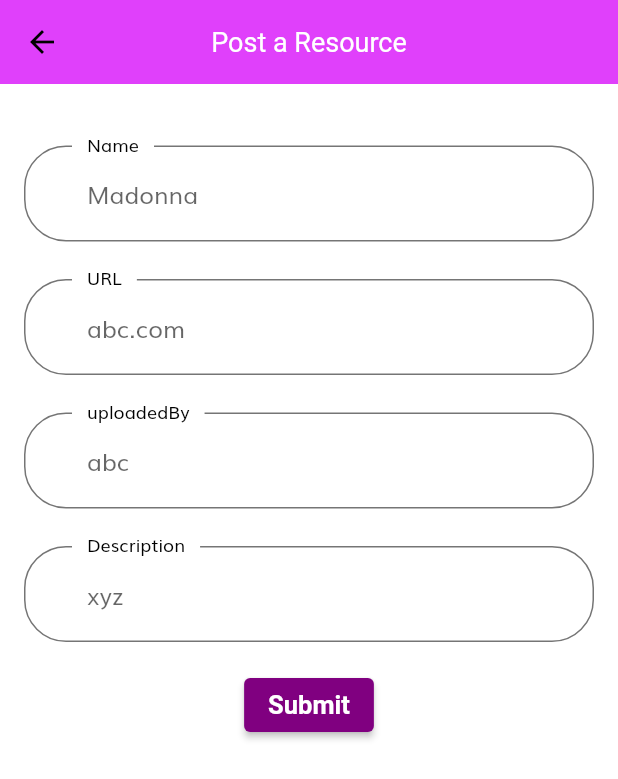
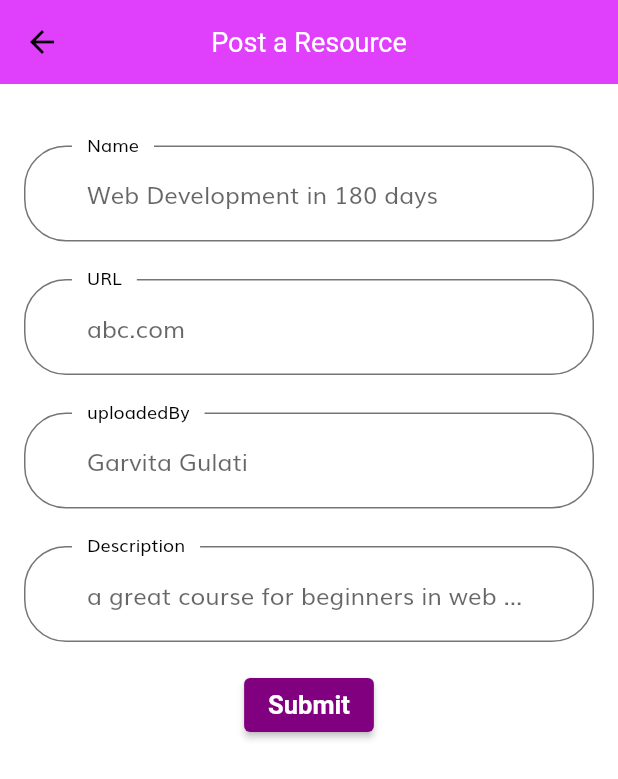
Before and after one commit to SurabhiMishra/EmpowHER-App, a Flutter app: the HomeScreen screen opened by its route, item 2 of the bottom bar chosen, after a tap on the "add" icon, on a phone screen of 412 x 824 dp. Shown: the top 779 px of the screen. Run offline on Flutter 3.47's test engine with Material 2 defaults, Android fonts, the phone set to English and light mode, and no system bars; our stand-ins replace flutter_svg.

Commit message:
small fix

```diff
--- a/lib/resources/add_resource.dart
+++ b/lib/resources/add_resource.dart
@@ -67,7 +67,7 @@ class AddResource extends StatelessWidget {
     return TextField(
       decoration: InputDecoration(
         labelText: 'Name',
-        hintText: 'Madonna',
+        hintText: 'Web Development in 180 days',
         labelStyle: TextStyle(
           color: Colors.black,
         ),
@@ -109,7 +109,7 @@ class AddResource extends StatelessWidget {
     return TextField(
       decoration: InputDecoration(
         labelText: 'Description',
-        hintText: 'xyz',
+        hintText: 'a great course for beginners in web development',
         labelStyle: TextStyle(
           color: Colors.black,
         ),
@@ -130,7 +130,7 @@ class AddResource extends StatelessWidget {
     return TextField(
       decoration: InputDecoration(
         labelText: 'uploadedBy',
-        hintText: 'abc',
+        hintText: 'Garvita Gulati',
         labelStyle: TextStyle(
           color: Colors.black,
         ),
--- a/lib/resources/resource_list_tile.dart
+++ b/lib/resources/resource_list_tile.dart
@@ -16,7 +16,7 @@ class ResourceListTile extends StatelessWidget {
     return Padding(
       padding: EdgeInsets.fromLTRB(0, 0, 0, 20),
       child: ListTile(
-        leading: Icon(Icons.chevron_right_outlined),
+        trailing: Icon(Icons.chevron_right_outlined),
         shape:
             RoundedRectangleBorder(borderRadius: BorderRadius.circular(20.0)),
         tileColor: kSecondaryColor.withOpacity(0.1),
```
